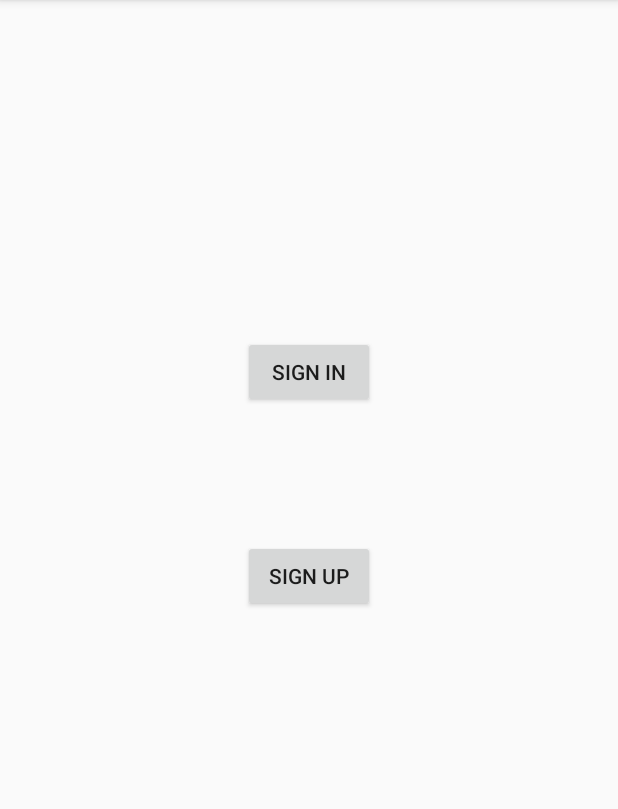
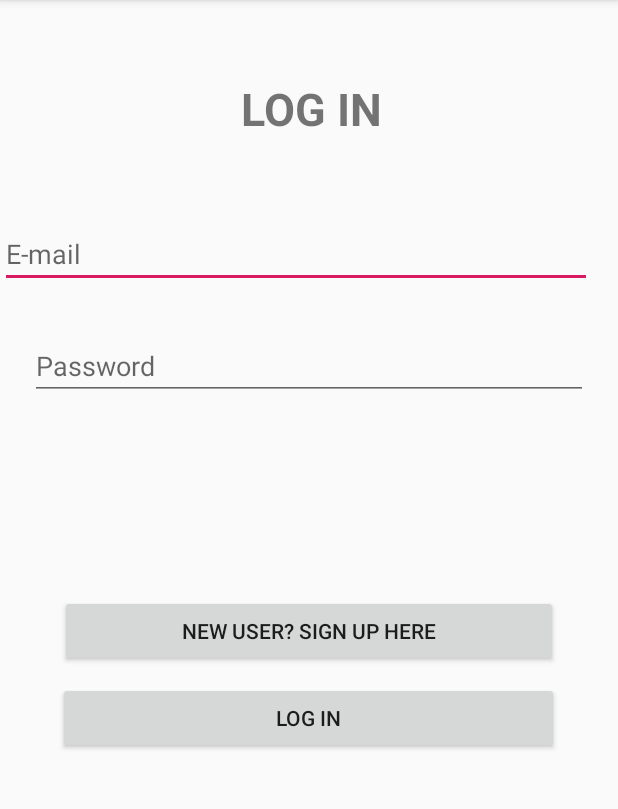
Before and after one commit to soumyasingh23/vr, an Android app: the screen it shows after launch (MainActivity before the commit, LogInActivity after it), on a phone screen of 412 x 824 dp, the part 84-893 px from its top. Run offline under Robolectric (Android 15) with nearby library versions, the phone set to English and light mode, and no system bars; our stand-ins replace Firebase (no records; nobody signed in at launch, a user with empty details on screens opened directly).

```diff
--- a/app/src/main/AndroidManifest.xml
+++ b/app/src/main/AndroidManifest.xml
@@ -13,8 +13,8 @@
         android:theme="@style/AppTheme">
         <activity android:name=".HomeActivity"></activity>
         <activity android:name=".RegisterActivity" />
-        <activity android:name=".LogInActivity" />
-        <activity android:name=".MainActivity">
+        <activity android:name=".MainActivity" />
+        <activity android:name=".LogInActivity">
             <intent-filter>
                 <action android:name="android.intent.action.MAIN" />
 
--- a/app/src/main/java/com/example/myvrapp/LogInActivity.java
+++ b/app/src/main/java/com/example/myvrapp/LogInActivity.java
@@ -1,13 +1,85 @@
 package com.example.myvrapp;
 
+import android.content.Intent;
+import android.support.annotation.NonNull;
 import android.support.v7.app.AppCompatActivity;
 import android.os.Bundle;
+import android.text.TextUtils;
+import android.util.Log;
+import android.view.View;
+import android.widget.Button;
+import android.widget.EditText;
+import android.widget.Toast;
+
+import com.google.android.gms.tasks.OnCompleteListener;
+import com.google.android.gms.tasks.Task;
+import com.google.firebase.auth.AuthResult;
+import com.google.firebase.auth.FirebaseAuth;
 
 public class LogInActivity extends AppCompatActivity {
+
+    EditText password;
+    EditText email;
+    Button logIn, signUp;
+    private FirebaseAuth firebaseAuth;
 
     @Override
     protected void onCreate(Bundle savedInstanceState) {
         super.onCreate(savedInstanceState);
         setContentView(R.layout.activity_log_in);
+
+        email = (EditText)findViewById(R.id.emailLogIn);
+        password = (EditText)findViewById(R.id.password);
+        logIn = (Button)findViewById(R.id.logInBtn);
+        signUp = (Button)findViewById(R.id.signUpButton);
+
+        firebaseAuth = FirebaseAuth.getInstance();
+        if(firebaseAuth.getCurrentUser()!=null)
+        {
+            startActivity(new Intent(getApplicationContext(), HomeActivity.class));
+        }
+
+        logIn.setOnClickListener(new View.OnClickListener() {
+            @Override
+            public void onClick(View v) {
+                userLogin();
+            }
+        });
+
+        signUp.setOnClickListener(new View.OnClickListener() {
+            @Override
+            public void onClick(View v) {
+                finish();
+                startActivity(new Intent(getApplicationContext(), RegisterActivity.class));
+            }
+        });
+    }
+
+    private void userLogin() {
+        String emailStr = email.getText().toString().trim();
+        String pass = password.getText().toString().trim();
+        if (TextUtils.isEmpty(emailStr)) {
+            Toast.makeText(this, "Enter email", Toast.LENGTH_SHORT).show();
+            return;
+        }
+        if (TextUtils.isEmpty(pass)) {
+            Toast.makeText(this, "Enter password", Toast.LENGTH_SHORT).show();
+            return;
+        }
+        firebaseAuth.signInWithEmailAndPassword(emailStr, pass)
+                .addOnCompleteListener(this, new OnCompleteListener<AuthResult>() {
+                    @Override
+                    public void onComplete(@NonNull Task<AuthResult> task) {
+                        if(task.isSuccessful())
+                        {
+                            startActivity(new Intent(getApplicationContext(), HomeActivity.class));
+                        }
+                        else
+                        {
+                            Log.d("Error in logging in ", task.getException().getMessage());
+                            Toast.makeText(LogInActivity.this, "Sign Up failed, please try again", Toast.LENGTH_SHORT).show();
+                        }
+                    }
+                });
     }
 }
--- a/app/src/main/res/layout/activity_home.xml
+++ b/app/src/main/res/layout/activity_home.xml
@@ -19,9 +19,9 @@
             android:text="TextView" />
 
         <Button
-            android:id="@+id/button"
+            android:id="@+id/logout"
             android:layout_width="match_parent"
             android:layout_height="wrap_content"
-            android:text="Button" />
+            android:text="logout" />
     </LinearLayout>
 </android.support.constraint.ConstraintLayout>
--- a/app/src/main/res/layout/activity_log_in.xml
+++ b/app/src/main/res/layout/activity_log_in.xml
@@ -6,29 +6,41 @@
     android:layout_height="match_parent"
     tools:context=".LogInActivity">
 
-    <Button
-        android:id="@+id/logInBtn"
-        android:layout_width="0dp"
-        android:layout_height="0dp"
-        android:layout_marginStart="76dp"
-        android:layout_marginLeft="76dp"
-        android:layout_marginEnd="76dp"
-        android:layout_marginRight="76dp"
-        android:layout_marginBottom="16dp"
-        android:text="log in"
-        app:layout_constraintBottom_toBottomOf="parent"
+    <LinearLayout
+        android:layout_width="match_parent"
+        android:layout_height="match_parent"
+        android:orientation="vertical">
+
+        <TextView
+            android:id="@+id/textView"
+            android:layout_width="match_parent"
+            android:layout_height="wrap_content"
+            android:layout_marginStart="135dp"
+            android:layout_marginLeft="0dp"
+            android:layout_marginTop="52dp"
+            android:layout_marginEnd="132dp"
+            android:layout_marginRight="0dp"
+            android:layout_marginBottom="54dp"
+            android:gravity="center"
+            android:text="LOG IN"
+            android:textSize="30sp"
+            android:textStyle="bold"
+            app:layout_constraintBottom_toTopOf="@+id/emailLogIn"
             app:layout_constraintEnd_toEndOf="parent"
-        app:layout_constraintStart_toStartOf="parent"
-        app:layout_constraintTop_toBottomOf="@+id/password" />
+            app:layout_constraintStart_toStartOf="@+id/emailLogIn"
+            app:layout_constraintTop_toTopOf="parent"
+            app:layout_constraintVertical_chainStyle="packed" />
 
         <EditText
-        android:id="@+id/emailSignIn"
-        android:layout_width="353dp"
-        android:layout_height="0dp"
+            android:id="@+id/emailLogIn"
+            android:layout_width="match_parent"
+            android:layout_height="wrap_content"
+            android:layout_marginLeft="20dp"
             android:layout_marginEnd="17dp"
-        android:layout_marginRight="17dp"
-        android:layout_marginBottom="51dp"
+            android:layout_marginRight="20dp"
+            android:layout_marginBottom="29dp"
             android:ems="10"
+            android:hint="E-mail"
             android:inputType="textEmailAddress"
             app:layout_constraintBottom_toTopOf="@+id/password"
             app:layout_constraintEnd_toEndOf="parent"
@@ -36,29 +48,45 @@
 
         <EditText
             android:id="@+id/password"
-        android:layout_width="0dp"
-        android:layout_height="0dp"
-        android:layout_marginBottom="389dp"
+            android:layout_width="match_parent"
+            android:layout_height="wrap_content"
+            android:layout_marginLeft="20dp"
+            android:layout_marginRight="20dp"
+            android:layout_marginBottom="0dp"
             android:ems="10"
+            android:hint="Password"
             android:inputType="textPassword"
             app:layout_constraintBottom_toTopOf="@+id/logInBtn"
-        app:layout_constraintEnd_toEndOf="@+id/emailSignIn"
-        app:layout_constraintStart_toStartOf="@+id/emailSignIn"
-        app:layout_constraintTop_toBottomOf="@+id/emailSignIn" />
+            app:layout_constraintEnd_toEndOf="@+id/emailLogIn"
+            app:layout_constraintStart_toStartOf="@+id/emailLogIn"
+            app:layout_constraintTop_toBottomOf="@+id/emailLogIn" />
 
-    <TextView
-        android:id="@+id/textView"
-        android:layout_width="103dp"
-        android:layout_height="0dp"
-        android:layout_marginStart="135dp"
-        android:layout_marginLeft="135dp"
-        android:layout_marginTop="36dp"
-        android:layout_marginEnd="132dp"
-        android:layout_marginRight="132dp"
-        android:layout_marginBottom="28dp"
-        android:text="LOG IN"
-        app:layout_constraintBottom_toTopOf="@+id/emailSignIn"
+        <Button
+            android:id="@+id/signUpButton"
+            android:layout_width="match_parent"
+            android:layout_height="wrap_content"
+            android:layout_marginLeft="40dp"
+            android:layout_marginTop="130dp"
+            android:layout_marginRight="40dp"
+            android:layout_marginBottom="10dp"
+            android:text="NEW USER? SIGN UP HERE" />
+
+        <Button
+            android:id="@+id/logInBtn"
+            android:layout_width="334dp"
+            android:layout_height="wrap_content"
+            android:layout_gravity="center"
+            android:layout_marginStart="76dp"
+            android:layout_marginLeft="40dp"
+            android:layout_marginEnd="76dp"
+            android:layout_marginRight="40dp"
+            android:layout_marginBottom="0dp"
+            android:text="log in"
+            app:layout_constraintBottom_toBottomOf="parent"
             app:layout_constraintEnd_toEndOf="parent"
-        app:layout_constraintStart_toStartOf="@+id/emailSignIn"
-        app:layout_constraintTop_toTopOf="parent" />
+            app:layout_constraintHorizontal_bias="0.0"
+            app:layout_constraintStart_toStartOf="parent"
+            app:layout_constraintTop_toBottomOf="@+id/password" />
+    </LinearLayout>
+
 </android.support.constraint.ConstraintLayout>
```
Also changed, not shown: app/src/main/java/com/example/myvrapp/HomeActivity.java (+33 -0 lines), app/src/main/java/com/example/myvrapp/RegisterActivity.java (+16 -3 lines). Lines whose indentation alone changed are shown as unchanged.
